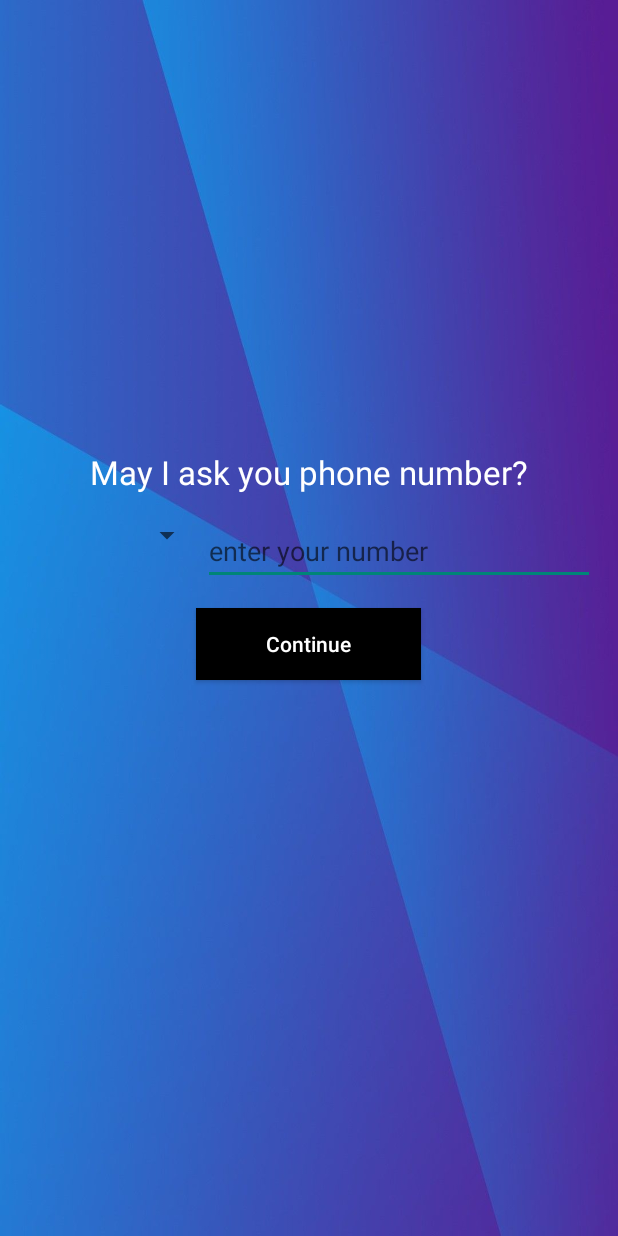
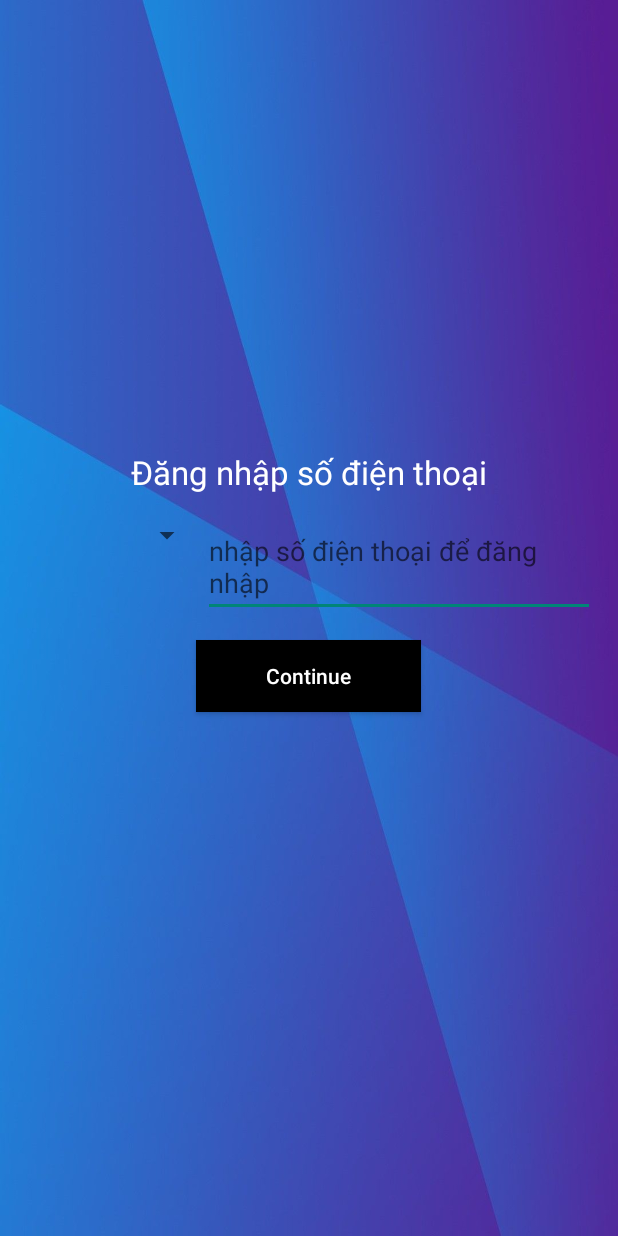
Before and after one commit to dangtuanphong238/Project_TimPhongTro_Nhom4, an Android app: the LoginPhoneActivity screen opened directly, with no data from a screen before it, on a phone screen of 412 x 824 dp. Run offline under Robolectric (Android 15) with nearby library versions, the phone set to English and light mode, and no system bars; our stand-ins replace Firebase (no records; nobody signed in at launch, a user with empty details on screens opened directly); 1 statement that could not run was skipped.

Commit message:
update login number phone v1.1
update login number phone v1.1

```diff
--- a/app/src/main/res/layout/activity_login_phone.xml
+++ b/app/src/main/res/layout/activity_login_phone.xml
@@ -26,7 +26,7 @@
         android:layout_below="@id/imageView"
         android:layout_centerHorizontal="true"
         android:layout_marginTop="30dp"
-        android:text="May I ask you phone number?"
+        android:text="Đăng nhập số điện thoại"
         android:textAppearance="@style/Base.TextAppearance.AppCompat.Large"
         android:textColor="@color/colorWhite" />
 
@@ -49,7 +49,7 @@
             android:layout_height="wrap_content"
             android:layout_weight="2"
             android:digits="0123456789"
-            android:hint="enter your number"
+            android:hint="nhập số điện thoại để đăng nhập"
             android:maxLength="10" />
 
     </LinearLayout>
```
